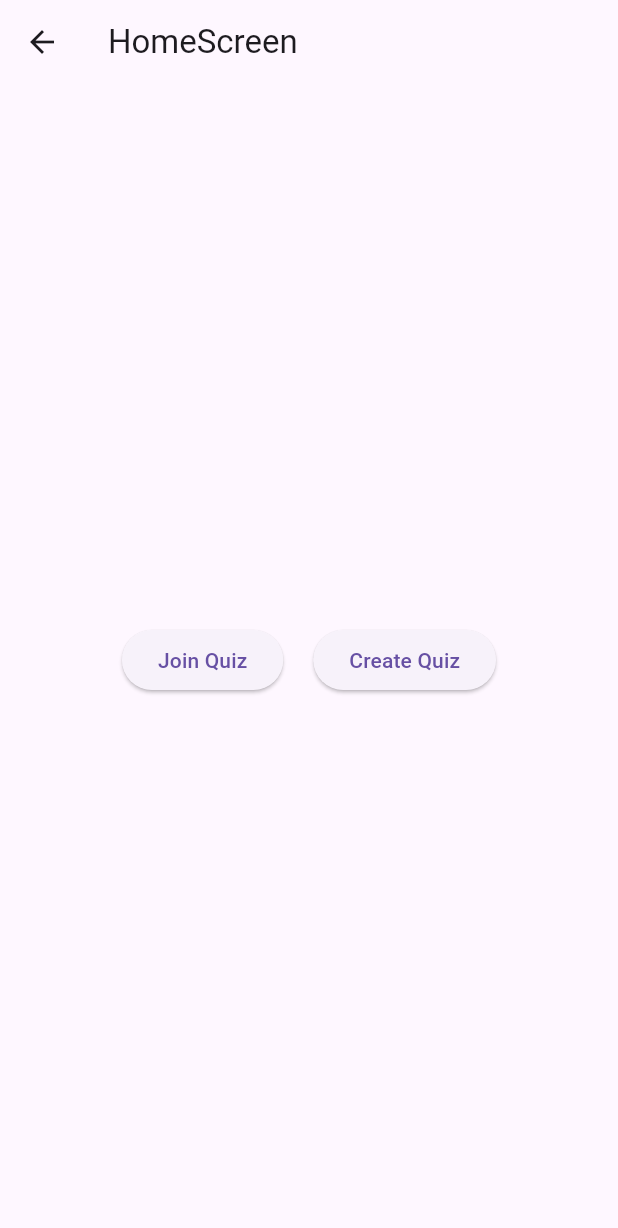
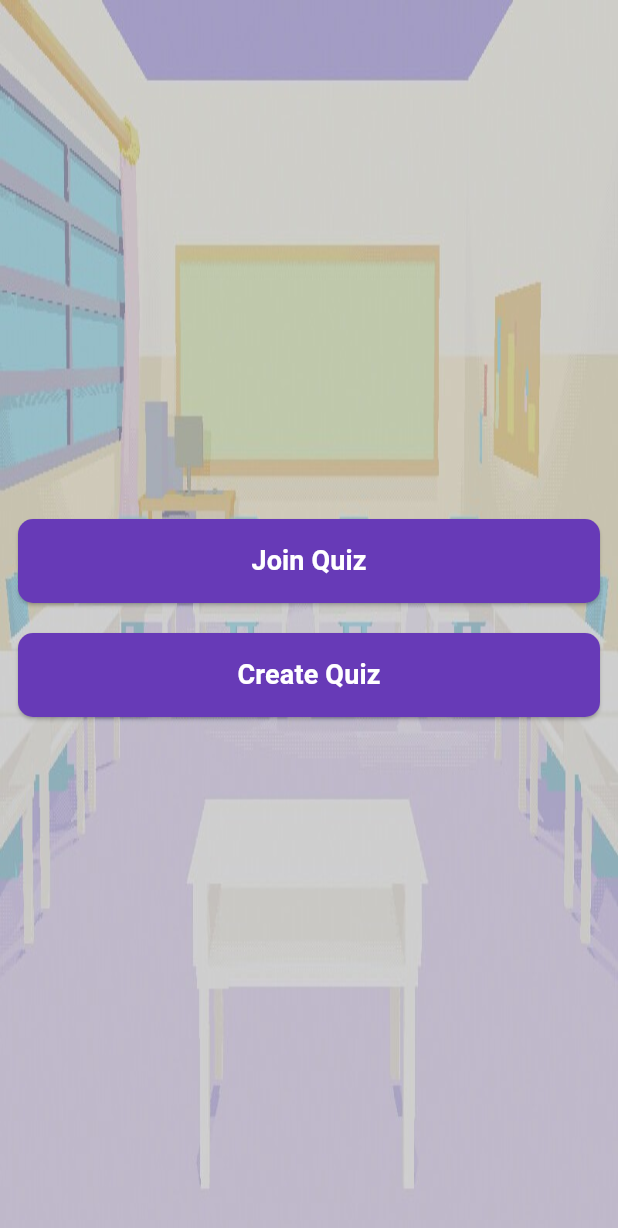
Before and after one commit to VrutiPatel102/kahoot, a Flutter app: the HomeScreen screen opened by its route, on a phone screen of 412 x 824 dp. Shown: the top 1228 px of the screen. Run offline on Flutter 3.47's test engine with Material 3 defaults, Android fonts, the phone set to English and light mode, and no system bars; our stand-ins replace get.

Commit message:
make a splash screen and home screen then two button screen also

```diff
--- /dev/null
+++ b/lib/constants/app_buttons.dart
@@ -0,0 +1,36 @@
+import 'package:flutter/material.dart';
+import 'app_colors.dart';
+
+class CustomButton extends StatelessWidget {
+  final String text;
+  final VoidCallback onPressed;
+
+  const CustomButton({Key? key, required this.text, required this.onPressed})
+    : super(key: key);
+
+  @override
+  Widget build(BuildContext context) {
+    return ElevatedButton(
+      style: ElevatedButton.styleFrom(
+        foregroundColor: AppColors().white,
+        backgroundColor: AppColors().purple,
+        shape: RoundedRectangleBorder(borderRadius: BorderRadius.circular(10)),
+        minimumSize: Size(double.infinity, 56),
+      ),
+      onPressed: onPressed,
+      child: Row(
+        mainAxisAlignment: MainAxisAlignment.center,
+        children: [
+          Text(
+            text,
+            style: TextStyle(
+              fontWeight: FontWeight.bold,
+              fontSize: 18,
+              color: AppColors().white,
+            ),
+          ),
+        ],
+      ),
+    );
+  }
+}
--- /dev/null
+++ b/lib/constants/app_colors.dart
@@ -0,0 +1,8 @@
+import 'package:flutter/material.dart';
+
+class AppColors {
+  Color white = Colors.white;
+  Color green = Colors.green;
+  Color black = Colors.black;
+  Color purple = Color(0xFF673AB7);
+}
--- /dev/null
+++ b/lib/constants/app_images.dart
@@ -0,0 +1,3 @@
+class AppImages{
+  String backgroundImage='assets/images/backgroundImage.jpg';
+}
--- a/lib/main.dart
+++ b/lib/main.dart
@@ -4,16 +4,16 @@ import 'package:kahoot_app/routes/app_route.dart';
 import 'package:kahoot_app/routes/route_generator.dart';
 
 void main() {
-  runApp(const MyApp());
+  runApp(MyApp());
 }
 
 class MyApp extends StatelessWidget {
-  const MyApp({super.key});
+  MyApp({super.key});
 
   @override
   Widget build(BuildContext context) {
     return GetMaterialApp(
-      initialRoute:AppRoute.splash,
+      initialRoute: '/splash',
       getPages: AppPages.routes,
       debugShowCheckedModeBanner: false,
     );
--- a/lib/routes/app_route.dart
+++ b/lib/routes/app_route.dart
@@ -1,4 +1,7 @@
 class AppRoute{
   static const splash = '/splash';
   static const home='/home';
+  static const createQuiz='/createQuiz';
+
+  static const joinQuiz='/joinQuiz';
 }
--- a/lib/routes/route_generator.dart
+++ b/lib/routes/route_generator.dart
@@ -1,4 +1,5 @@
 import 'package:get/get_navigation/src/routes/get_route.dart';
+import 'package:kahoot_app/routes/app_route.dart';
 import 'package:kahoot_app/views/Home/home_binding.dart';
 import 'package:kahoot_app/views/Home/home_screen.dart';
 import 'package:kahoot_app/views/create_quiz/create_binding.dart';
@@ -9,20 +10,26 @@ import 'package:kahoot_app/views/splash/splash_binding.dart';
 import 'package:kahoot_app/views/splash/splash_screen.dart';
 
 class AppPages {
-
-
   static final routes = [
     GetPage(
-      name: '/splash',
+      name: AppRoute.splash,
       page: () => SplashScreen(),
       binding: SplashBinding(),
     ),
-    GetPage(name: '/home', page: () => HomeScreen(), binding: HomeBindings()),
     GetPage(
-      name: '/createQuiz',
+      name: AppRoute.home,
+      page: () => HomeScreen(),
+      binding: HomeBindings(),
+    ),
+    GetPage(
+      name: AppRoute.createQuiz,
       page: () => CreateQuiz(),
       binding: CreateBinding(),
     ),
-    GetPage(name: '/joinQuiz', page: () => JoinQuiz(), binding: JoinBinding()),
+    GetPage(
+      name: AppRoute.joinQuiz,
+      page: () => JoinQuiz(),
+      binding: JoinBinding(),
+    ),
   ];
 }
--- a/lib/views/Home/home_screen.dart
+++ b/lib/views/Home/home_screen.dart
@@ -1,5 +1,7 @@
 import 'package:flutter/material.dart';
 import 'package:get/get.dart';
+import 'package:kahoot_app/constants/app_buttons.dart';
+import 'package:kahoot_app/constants/app_images.dart';
 import 'package:kahoot_app/views/Home/home_controller.dart';
 
 class HomeScreen extends GetView<HomeController> {
@@ -7,32 +9,46 @@ class HomeScreen extends GetView<HomeController> {
 
   @override
   Widget build(BuildContext context) {
-    return Scaffold(appBar: _buildAppbar(), body: _buildBody());
-  }
-
-  AppBar _buildAppbar() {
-    return AppBar(title: const Text("HomeScreen"));
+    return Scaffold(body: _buildBody());
   }
 
   Widget _buildBody() {
-    return Center(
-      child: Row(
+    return Container(
+      decoration: BoxDecoration(
+        image: DecorationImage(
+          image: AssetImage(AppImages().backgroundImage),
+          fit: BoxFit.fill,
+        ),
+      ),
+      child: Center(
+        child: Column(
           mainAxisAlignment: MainAxisAlignment.center,
-        children: [
-          ElevatedButton(
+          children: [_joinBtn(), SizedBox(height: 20), _createBtn()],
+        ),
+      ),
+    );
+  }
+
+  Widget _joinBtn() {
+    return Padding(
+      padding: const EdgeInsets.symmetric(horizontal: 12.0),
+      child: CustomButton(
+        text: "Join Quiz",
         onPressed: () {
           controller.onJoinQuiz();
         },
-            child: Text("Join Quiz"),
       ),
-          SizedBox(width: 20),
-          ElevatedButton(
+    );
+  }
+
+  Widget _createBtn() {
+    return Padding(
+      padding: const EdgeInsets.symmetric(horizontal: 12.0),
+      child: CustomButton(
+        text: "Create Quiz",
         onPressed: () {
           controller.onCreateQuiz();
         },
-            child: Text("Create Quiz"),
-          ),
-        ],
       ),
     );
   }
--- a/pubspec.yaml
+++ b/pubspec.yaml
@@ -59,8 +59,8 @@ flutter:
   uses-material-design: true
 
   # To add assets to your application, add an assets section, like this:
-  # assets:
-  #   - images/a_dot_burr.jpeg
+  assets:
+     - assets/images/
   #   - images/a_dot_ham.jpeg
 
   # An image asset can refer to one or more resolution-specific "variants", see
```
Also changed, not shown: lib/views/splash/splash_controller.dart (+17 -7 lines), lib/views/splash/splash_screen.dart (+16 -6 lines), assets/images/backgroundImage.jpg (added). Lines whose indentation alone changed are shown as unchanged.
